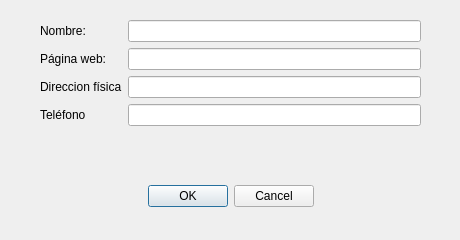
Old version of the form TareaProgramada-04/src/ui/formtienda.ui in the repository Jederick/TareasProgramadas-CI-0113.
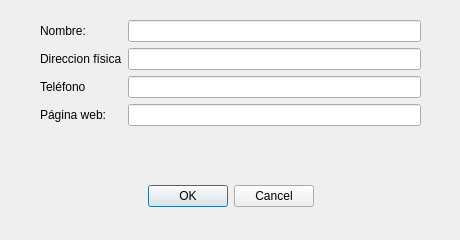
New version of the form.

The edit to the form file:
```diff
--- a/TareaProgramada-04/src/ui/formtienda.ui
+++ b/TareaProgramada-04/src/ui/formtienda.ui
@@ -10,6 +10,12 @@
     <height>240</height>
    </rect>
   </property>
+  <property name="minimumSize">
+   <size>
+    <width>460</width>
+    <height>240</height>
+   </size>
+  </property>
   <property name="maximumSize">
    <size>
     <width>460</width>
@@ -63,37 +69,52 @@
       <property name="inputMask">
        <string/>
       </property>
-     </widget>
-    </item>
-    <item row="1" column="1">
-     <widget class="QLineEdit" name="lePaginaWeb"/>
-    </item>
-    <item row="1" column="0">
-     <widget class="QLabel" name="lblPaginaWeb">
-      <property name="text">
-       <string>Página web: </string>
+      <property name="maxLength">
+       <number>15</number>
       </property>
      </widget>
     </item>
     <item row="2" column="0">
+     <widget class="QLabel" name="lblTelefono">
+      <property name="text">
+       <string>Teléfono</string>
+      </property>
+     </widget>
+    </item>
+    <item row="2" column="1">
+     <widget class="QLineEdit" name="leTelefono">
+      <property name="maxLength">
+       <number>8</number>
+      </property>
+     </widget>
+    </item>
+    <item row="1" column="0">
      <widget class="QLabel" name="lblDireccion">
       <property name="text">
        <string>Direccion física</string>
       </property>
      </widget>
     </item>
-    <item row="2" column="1">
-     <widget class="QLineEdit" name="leDireccionFisica"/>
+    <item row="1" column="1">
+     <widget class="QLineEdit" name="leDireccionFisica">
+      <property name="maxLength">
+       <number>24</number>
+      </property>
+     </widget>
     </item>
     <item row="3" column="0">
-     <widget class="QLabel" name="lblTelefono">
+     <widget class="QLabel" name="lblPaginaWeb">
       <property name="text">
-       <string>Teléfono</string>
+       <string>Página web: </string>
       </property>
      </widget>
     </item>
     <item row="3" column="1">
-     <widget class="QLineEdit" name="leTelefono"/>
+     <widget class="QLineEdit" name="lePaginaWeb">
+      <property name="maxLength">
+       <number>24</number>
+      </property>
+     </widget>
     </item>
    </layout>
   </widget>
```
